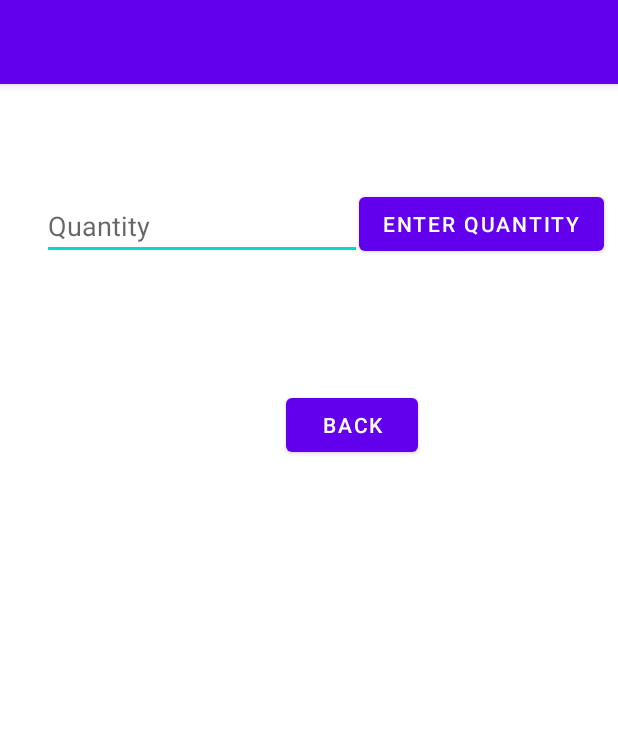
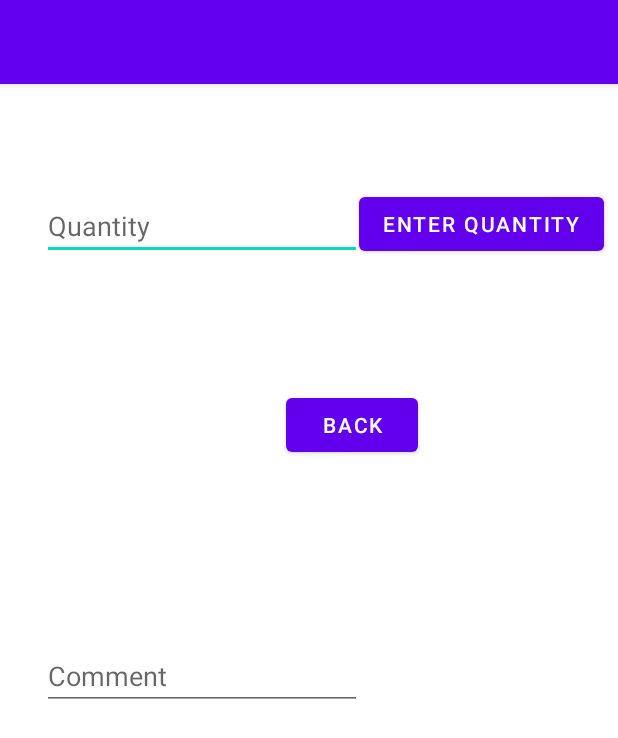
Before and after one commit to devanoj/ShopApp, an Android app: the SubmissionPage screen opened directly, with no data from a screen before it, on a phone screen of 412 x 824 dp. Shown: the top 738 px of the screen. Run offline under Robolectric (Android 15) with nearby library versions, the light colour scheme and no system bars.

Commit message:
Commit 12 - Started on Comment

```diff
--- a/app/src/main/java/com/example/shopapp/Entity/Stock.java
+++ b/app/src/main/java/com/example/shopapp/Entity/Stock.java
@@ -10,6 +10,7 @@ public class Stock {
     private String category;
     private String imageUrl;
     private String quantity;
+    //private Comment comment;
 
     public Stock() {
         this.stockId="";
--- a/app/src/main/res/layout/submission_layout.xml
+++ b/app/src/main/res/layout/submission_layout.xml
@@ -28,6 +28,18 @@
         app:layout_constraintStart_toStartOf="parent"
         app:layout_constraintTop_toTopOf="parent" />
 
+    <EditText
+        android:id="@+id/Comment"
+        android:layout_width="wrap_content"
+        android:layout_height="wrap_content"
+        android:layout_marginStart="28dp"
+        android:layout_marginTop="372dp"
+        android:ems="10"
+        android:hint="Comment"
+        android:inputType="textPersonName"
+        app:layout_constraintStart_toStartOf="parent"
+        app:layout_constraintTop_toTopOf="parent" />
+
     <Button
         android:id="@+id/buttonB"
         android:layout_width="wrap_content"
```
Also changed, not shown: app/src/main/java/com/example/shopapp/Entity/Comment.java (added, +32 -0 lines).
